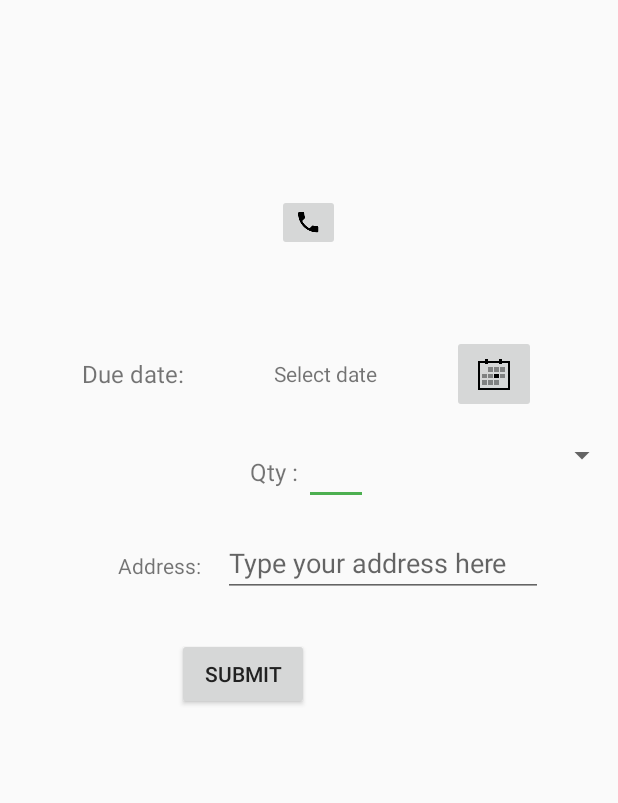
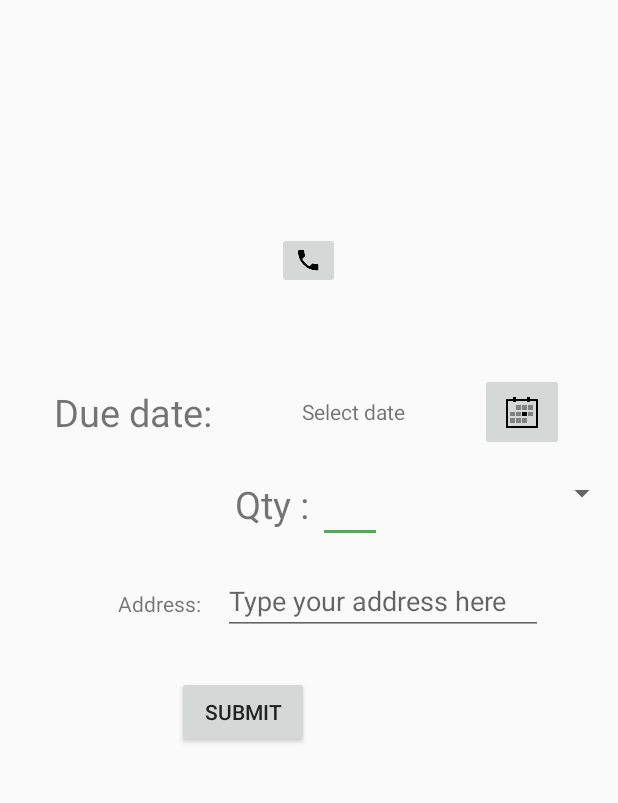
Before and after one commit to shawshank95/ServeEasy, an Android app: the MakeRequest screen opened directly, with no data from a screen before it, on a phone screen of 412 x 824 dp, the part 84-887 px from its top. Run offline under Robolectric (Android 15) with nearby library versions, the phone set to English and light mode, and no system bars; our stand-ins replace Volley; network calls fail.

Commit message:
Update dimens.xml
make_request_dimen_values added

```diff
--- a/app/src/main/res/values/dimens.xml
+++ b/app/src/main/res/values/dimens.xml
@@ -7,6 +7,7 @@
     <dimen name="fab_margin">16dp</dimen>
     <dimen name="registration_margin">13dp</dimen>
     <dimen name="make_request_margin">16dp</dimen>
-    <dimen name="make_request_text_size">16sp</dimen>
+    <dimen name="make_request_text_size">25sp</dimen>
+    <dimen name="make_request_text_size_small">17sp</dimen>
 
 </resources>
```
